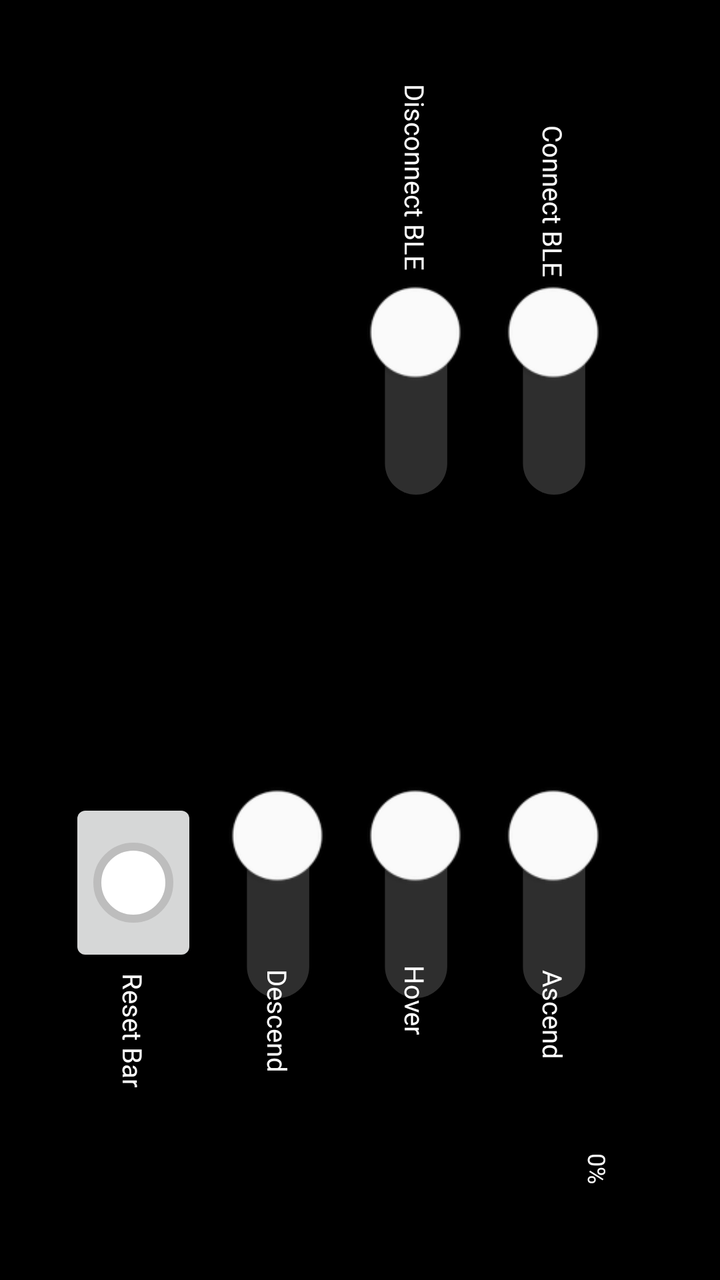
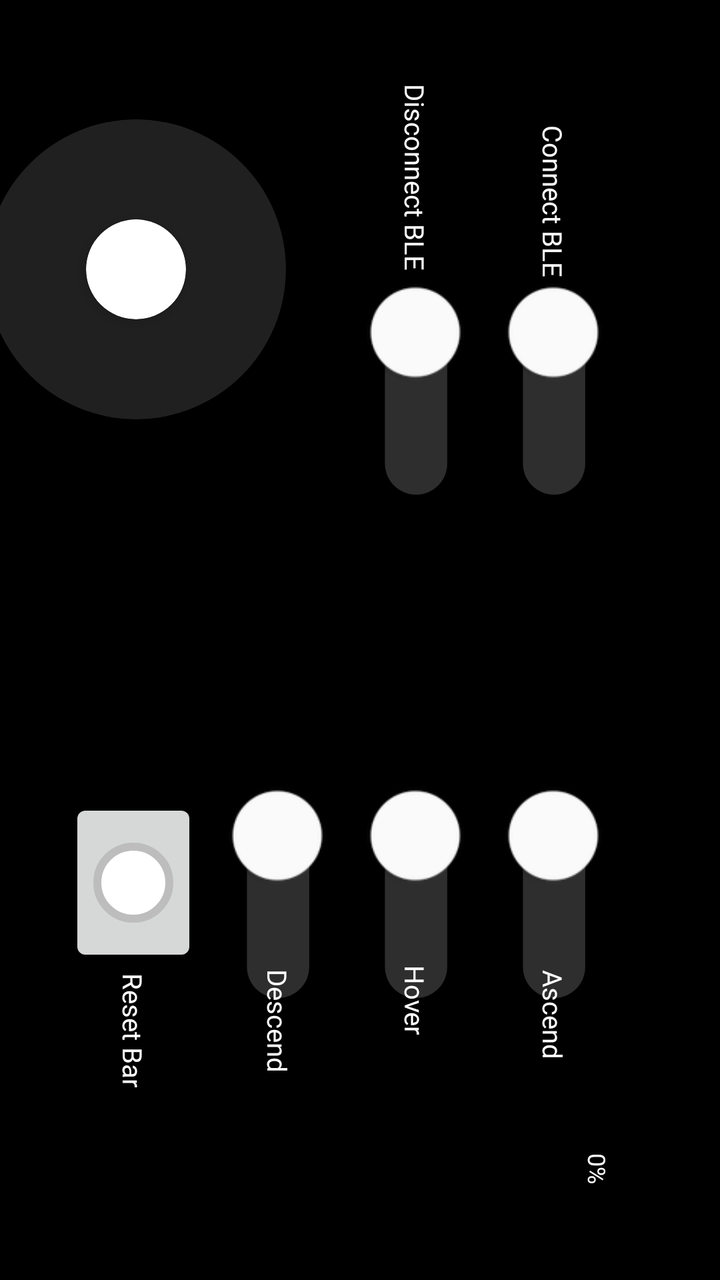

An Android layout rendered at two revisions. The XML below is the earlier revision; the diff shows what the commit changed to produce the second picture.
<!-- AndroidManifest.xml: application theme Theme.JohannUniversalController -->
<!-- res/layout/main_layout.xml -->
<?xml version="1.0" encoding="utf-8"?>
<androidx.drawerlayout.widget.DrawerLayout xmlns:tools="http://schemas.android.com/tools"
    android:id="@+id/drawer_layout"
    android:layout_width="match_parent"
    android:layout_height="match_parent"
    xmlns:android="http://schemas.android.com/apk/res/android"
    android:fitsSystemWindows="true"
    android:background="@color/black"
    xmlns:app="http://schemas.android.com/apk/res-auto"
    >

    <androidx.constraintlayout.widget.ConstraintLayout
        android:layout_width="match_parent"
        android:layout_height="match_parent">

        <ImageView
            android:id="@+id/logo"
            android:layout_width="500px"
            android:layout_height="500px"
            android:rotation="90"
            android:src="@mipmap/ic_launcher"
            app:layout_constraintBottom_toBottomOf="parent"
            app:layout_constraintRight_toRightOf="parent"
            app:layout_constraintTop_toTopOf="parent">

        </ImageView>

        <Switch
            android:id="@+id/Ascend"
            android:layout_width="wrap_content"
            android:layout_height="wrap_content"
            android:layout_marginTop="31dp"
            android:gravity="center"
            android:rotation="90"
            android:thumbTint="#FFFFFF"
            android:thumbTintMode="multiply"
            android:trackTint="#B0B0B0"
            android:trackTintMode="src_in"
            android:scaleX="2.225"
            android:scaleY="2.225"
            android:textOff=""
            android:textOn=""
            app:layout_constraintLeft_toLeftOf="@id/logo"
            app:layout_constraintRight_toRightOf="@id/logo"
            app:layout_constraintTop_toBottomOf="@id/logo"
            app:showText="false"
            ></Switch>

        <Switch
            android:id="@+id/Hover"
            android:layout_width="wrap_content"
            android:layout_height="wrap_content"
            android:layout_marginTop="31dp"
            android:gravity="center"
            android:rotation="90"
            android:thumbTint="#FFFFFF"
            android:thumbTintMode="multiply"
            android:trackTint="#B0B0B0"
            android:trackTintMode="src_in"
            android:scaleX="2.225"
            android:scaleY="2.225"
            android:textOff=""
            android:textOn=""
            app:layout_constraintRight_toLeftOf="@id/Ascend"
            app:layout_constraintTop_toBottomOf="@id/logo"
            app:showText="false"
            android:layout_marginRight="15dp"
            ></Switch>

        <Switch
            android:id="@+id/Descend"
            android:layout_width="wrap_content"
            android:layout_height="wrap_content"
            android:layout_marginTop="31dp"
            android:gravity="center"
            android:rotation="90"
            android:thumbTint="#FFFFFF"
            android:thumbTintMode="multiply"
            android:trackTint="#B0B0B0"
            android:trackTintMode="src_in"
            android:scaleX="2.225"
            android:scaleY="2.225"
            android:textOff=""
            android:textOn=""
            app:layout_constraintRight_toLeftOf="@id/Hover"
            app:layout_constraintTop_toBottomOf="@id/logo"
            app:showText="false"
            android:layout_marginRight="15dp"
            >

        </Switch>

        <Switch
            android:id="@+id/ConnectBLE"
            android:layout_width="wrap_content"
            android:layout_height="wrap_content"
            android:layout_marginBottom="27dp"
            android:gravity="center"
            android:rotation="90"
            android:thumbTint="#FFFFFF"
            android:thumbTintMode="multiply"
            android:trackTint="#B0B0B0"
            android:trackTintMode="src_in"
            android:scaleX="2.225"
            android:scaleY="2.225"
            android:textOff=""
            android:textOn=""
            app:layout_constraintBottom_toTopOf="@id/logo"
            app:layout_constraintLeft_toLeftOf="@id/logo"
            app:layout_constraintRight_toRightOf="@id/logo"
            app:showText="false"
            ></Switch>

        <Switch
            android:id="@+id/RecVideo"
            android:layout_width="wrap_content"
            android:layout_height="wrap_content"
            android:layout_marginBottom="27dp"
            android:gravity="center"
            android:rotation="90"
            android:thumbTint="#FFFFFF"
            android:thumbTintMode="multiply"
            android:trackTint="#B0B0B0"
            android:trackTintMode="src_in"
            android:scaleX="2.225"
            android:scaleY="2.225"
            android:textOff=""
            android:textOn=""
            android:layout_marginRight="15dp"
            app:layout_constraintBottom_toTopOf="@id/logo"
            app:layout_constraintRight_toLeftOf="@id/ConnectBLE"
            app:showText="false"
            ></Switch>


        <SeekBar
            android:id="@+id/altitude"
            android:layout_width="900px"
            android:layout_height="wrap_content"
            android:layout_marginTop="155dp"
            android:progressDrawable="@drawable/custom_seekbar_track"
            android:scaleX="1"
            android:scaleY="1.2"
            android:splitTrack="false"

            android:thumb="@drawable/custom_seekbar_thumb"
            app:layout_constraintBottom_toBottomOf="parent"
            app:layout_constraintTop_toBottomOf="@id/Descend"
            android:layout_marginBottom="51dp">

        </SeekBar>

        <ImageButton
            android:layout_width="wrap_content"
            android:layout_height="wrap_content"
            android:src="@drawable/custom_seekbar_thumb"
            android:rotation="90"
            android:scaleY="2"
            android:id="@+id/ResetSeek"
            android:scaleX="2"
            android:layout_marginRight="23dp"
            app:layout_constraintBottom_toBottomOf="@id/Descend"
            app:layout_constraintRight_toLeftOf="@id/Descend">

        </ImageButton>
        <TextView
            android:layout_width="wrap_content"
            android:layout_height="wrap_content"
            android:layout_marginTop="37dp"
            android:fontFamily="@font/poppins_regular"
            android:rotation="90"
            android:text="Ascend"
            android:textColor="@color/white"
            android:textSize="40px"
            app:layout_constraintLeft_toLeftOf="@id/Ascend"
            app:layout_constraintRight_toRightOf="@id/Ascend"
            app:layout_constraintTop_toBottomOf="@id/Ascend"


            ></TextView>

        <TextView
            android:layout_width="wrap_content"
            android:layout_height="wrap_content"
            android:layout_marginTop="30dp"
            android:fontFamily="@font/poppins_regular"
            android:rotation="90"
            android:text="Hover"
            android:textColor="@color/white"
            android:textSize="40px"
            app:layout_constraintLeft_toLeftOf="@id/Hover"
            app:layout_constraintRight_toRightOf="@id/Hover"
            app:layout_constraintTop_toBottomOf="@id/Hover"


            ></TextView>

        <TextView
            android:layout_width="wrap_content"
            android:layout_height="wrap_content"
            android:layout_marginTop="40dp"
            android:fontFamily="@font/poppins_regular"
            android:rotation="90"
            android:text="Descend"
            android:textColor="@color/white"
            android:textSize="40px"
            app:layout_constraintLeft_toLeftOf="@id/Descend"
            app:layout_constraintRight_toRightOf="@id/Descend"
            app:layout_constraintTop_toBottomOf="@id/Descend"


            ></TextView>

        <TextView
            android:layout_width="wrap_content"
            android:layout_height="wrap_content"
            android:layout_marginTop="45dp"
            android:fontFamily="@font/poppins_regular"
            android:rotation="90"
            android:text="Reset Bar"
            android:textColor="@color/white"
            android:textSize="40px"
            app:layout_constraintLeft_toLeftOf="@id/ResetSeek"
            app:layout_constraintRight_toRightOf="@id/ResetSeek"
            app:layout_constraintTop_toBottomOf="@id/ResetSeek"


            ></TextView>

        <TextView
            android:layout_width="wrap_content"
            android:layout_height="wrap_content"
            android:layout_marginBottom="73dp"
            android:fontFamily="@font/poppins_regular"
            android:rotation="90"
            android:text="Connect BLE"
            android:textColor="@color/white"
            android:textSize="40px"
            app:layout_constraintBottom_toTopOf="@id/ConnectBLE"
            app:layout_constraintLeft_toLeftOf="@id/ConnectBLE"
            app:layout_constraintRight_toRightOf="@id/ConnectBLE"


            ></TextView>

        <TextView
            android:layout_width="wrap_content"
            android:layout_height="wrap_content"
            android:layout_marginBottom="85dp"
            android:fontFamily="@font/poppins_regular"
            android:rotation="90"
            android:text="Disconnect BLE"
            android:textColor="@color/white"
            android:textSize="40px"
            app:layout_constraintBottom_toTopOf="@id/RecVideo"
            app:layout_constraintLeft_toLeftOf="@id/RecVideo"
            app:layout_constraintRight_toRightOf="@id/RecVideo"


            ></TextView>

        <TextView
            android:id="@+id/newtoast"
            android:layout_width="145dp"
            android:layout_height="wrap_content"
            android:fontFamily="@font/poppins_regular"
            android:rotation="90"
            android:textColor="@color/white"
            android:text="Bluetooth connected to Johann1.0"
            android:textSize="36px"
            android:textAlignment="center"
            android:alpha="0"
            app:layout_constraintLeft_toLeftOf="parent"
            app:layout_constraintTop_toTopOf="parent"
            app:layout_constraintBottom_toBottomOf="parent"

            ></TextView>

        <TextView
            android:layout_width="125px"
            android:layout_height="wrap_content"
            app:layout_constraintRight_toRightOf="@id/altitude"
            android:rotation="90"
            app:layout_constraintBottom_toBottomOf="@id/altitude"
            android:fontFamily="@font/poppins_regular"
            android:textColor="@color/white"
            android:text="0%"
            android:textSize="36px"
            android:layout_marginRight="-20dp"
            android:textAlignment="center"
            android:id="@+id/percentage">

        </TextView>





    </androidx.constraintlayout.widget.ConstraintLayout>


    </androidx.drawerlayout.widget.DrawerLayout>
<!-- resources referenced by this layout -->
<resources>
  <color name="black">#FF000000</color>
  <color name="white">#FFFFFFFF</color>
  <!-- drawable custom_seekbar_thumb (drawable) -->
  <?xml version="1.0" encoding="utf-8"?>
  <shape xmlns:android="http://schemas.android.com/apk/res/android"
      android:shape="oval"> <solid android:color="@color/seekbar_thumb_color" />
  
      <size
          android:width="20dp"
          android:height="20dp" />
  
      <stroke
          android:width="2dp"
          android:color="@color/seekbar_track_active" />
  </shape>
  <!-- drawable custom_seekbar_track (drawable) -->
  <?xml version="1.0" encoding="utf-8"?>
  <layer-list xmlns:android="http://schemas.android.com/apk/res/android">
  
      <item android:id="@android:id/background">
          <shape>
              <corners android:radius="10000dp" />
              <solid android:color="@color/seekbar_track_inactive" />
              <size android:height="6dp"
                  android:width="10dp"/>
          </shape>
      </item>
  
      <item android:id="@android:id/progress">
          <clip>
              <shape>
                  <corners android:radius="10dp" />
                  <solid android:color="@color/seekbar_track_active" />
              </shape>
          </clip>
      </item>
  
      <item android:left="75dp" android:gravity="center_vertical|left">
          <shape>
              <solid android:color="#121212" /> <size android:width="2dp" android:height="6dp" /> </shape>
      </item>
  
      <item android:left="150dp" android:gravity="center_vertical|left">
          <shape>
              <solid android:color="#121212" />
              <size android:width="2dp" android:height="6dp" />
          </shape>
      </item>
  
      <item android:left="225dp" android:gravity="center_vertical|left">
          <shape>
              <solid android:color="#121212" />
              <size android:width="2dp" android:height="6dp" />
          </shape>
      </item>
  
  </layer-list>
  <!-- mipmap ic_launcher (mipmap-anydpi-v26) -->
  <?xml version="1.0" encoding="utf-8"?>
  <adaptive-icon xmlns:android="http://schemas.android.com/apk/res/android">
      <background android:drawable="@drawable/ic_launcher_background"/>
      <foreground android:drawable="@mipmap/ic_launcher_foreground"/>
  </adaptive-icon>
  <style name="Theme.JohannUniversalController" parent="android:Theme.Material.Light.NoActionBar" />
  <color name="seekbar_thumb_color">#FFFFFF</color>
  <color name="seekbar_track_active">#BDBDBD</color>
  <color name="seekbar_track_inactive">#424242</color>
  <!-- drawable ic_launcher_background: vector/xml drawable (drawable, 4866 chars, omitted) -->
</resources>

<!-- the commit's change to res/layout/main_layout.xml (unified diff, before → after) -->
@@ -163,6 +163,29 @@
             app:layout_constraintRight_toLeftOf="@id/Descend">
 
         </ImageButton>
+
+        <androidx.cardview.widget.CardView
+            android:id="@+id/joystickBase"
+            android:layout_width="150dp"
+            android:layout_height="150dp"
+            android:layout_marginEnd="38dp"
+            app:cardCornerRadius="75dp"
+            app:cardBackgroundColor="#40808080"
+            app:cardElevation="0dp"
+            app:layout_constraintRight_toLeftOf="@id/RecVideo"
+            app:layout_constraintBottom_toBottomOf="@id/RecVideo">
+
+            <androidx.cardview.widget.CardView
+                android:id="@+id/joystickHat"
+                android:layout_width="50dp"
+                android:layout_height="50dp"
+                android:layout_gravity="center"
+                app:cardCornerRadius="25dp"
+                app:cardBackgroundColor="#FFFFFF"
+                app:cardElevation="4dp" />
+
+        </androidx.cardview.widget.CardView>
+
         <TextView
             android:layout_width="wrap_content"
             android:layout_height="wrap_content"
